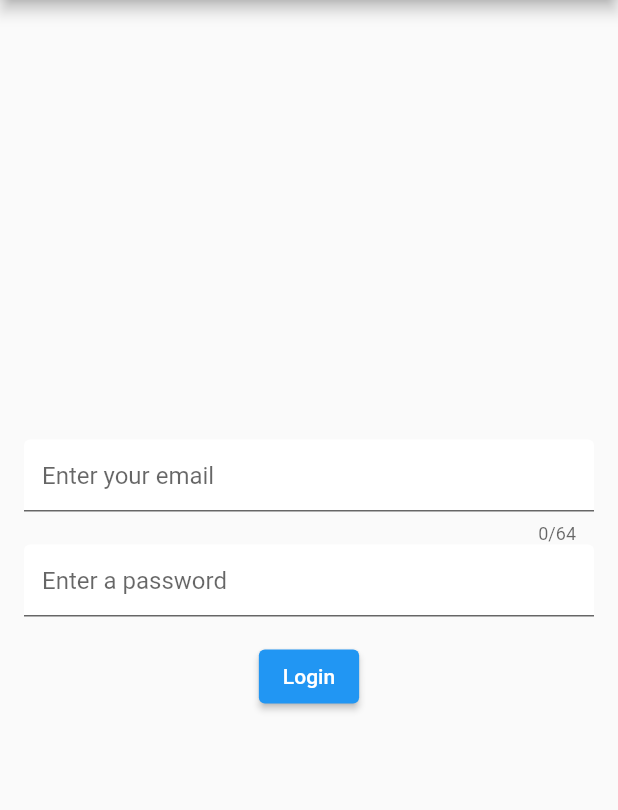
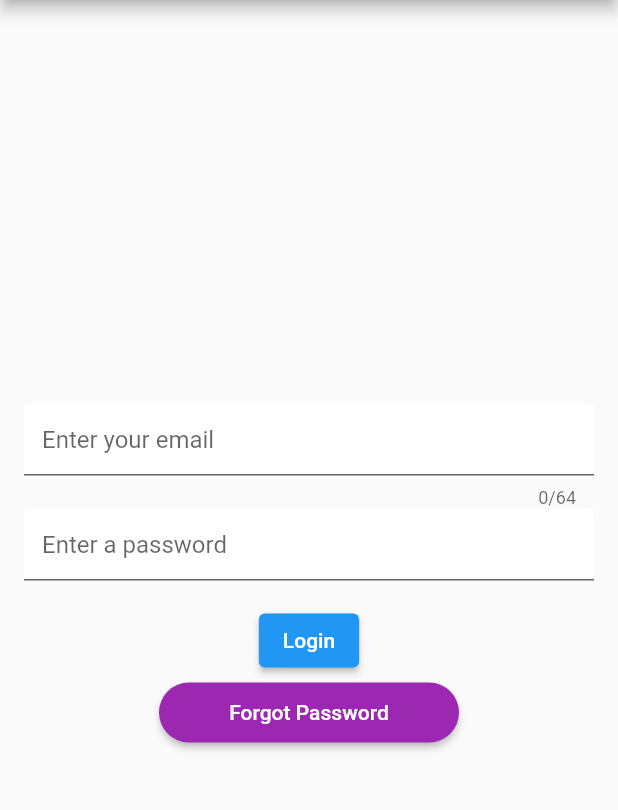
Before and after one commit to SlavicHeath/WorkoutApp, a Flutter app: the screen it shows after launch, after a tap on "LogIn", on a phone screen of 412 x 824 dp, the part 84-894 px from its top. Run offline on Flutter 3.47's test engine with Material 2 defaults, Android fonts, the phone set to English and light mode, and no system bars; our stand-ins replace cloud_firestore, firebase_auth, firebase_core; missing offline and left inert: dart:ffi; accounts and stored records are empty.

Commit message:
Forget password Page with firebase authentication

```diff
--- a/lib/sign_in.dart
+++ b/lib/sign_in.dart
@@ -1,6 +1,7 @@
 import 'package:firebase_auth/firebase_auth.dart';
 import 'package:flutter/cupertino.dart';
 import 'package:flutter/material.dart';
+import 'package:workoutpet/forgot_pass.dart';
 import 'package:workoutpet/personal.dart';
 import 'main.dart';
 
@@ -99,6 +100,23 @@ class _LoginScreenState extends State<LoginScreen> {
                       tryLogin();
                     }
                   }),
+              ElevatedButton(
+                onPressed: () {
+                  Navigator.of(context).push(
+                    MaterialPageRoute(
+                        //The right side is the widget you want to go to
+                        builder: (context) => ForgotPassword()),
+                  );
+                },
+                style: ElevatedButton.styleFrom(
+                  fixedSize: const Size(200, 40),
+                  backgroundColor: Colors.purple,
+                  shape: RoundedRectangleBorder(
+                    borderRadius: BorderRadius.circular(30),
+                  ),
+                ),
+                child: Text("Forgot Password"),
+              ),
               if (error != null)
                 Text(
                   "Error: $error",
```
Also changed, not shown: lib/forgot_pass.dart (+18 -9 lines).
